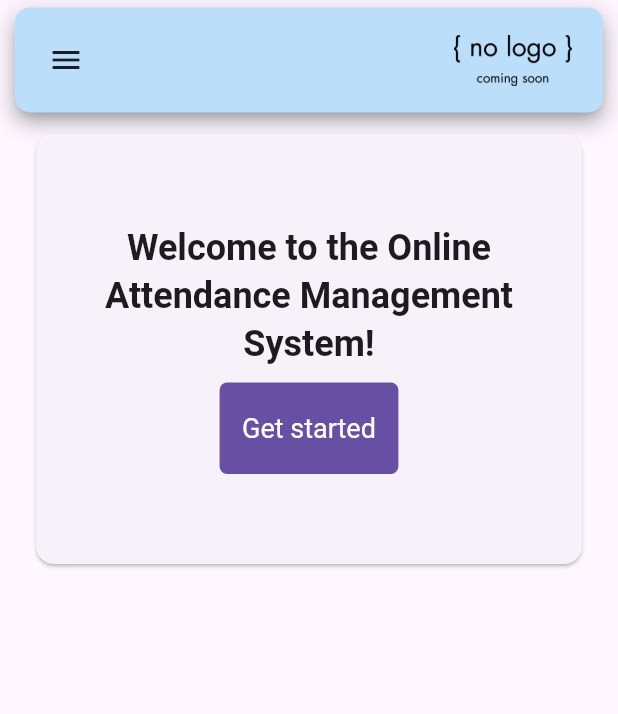
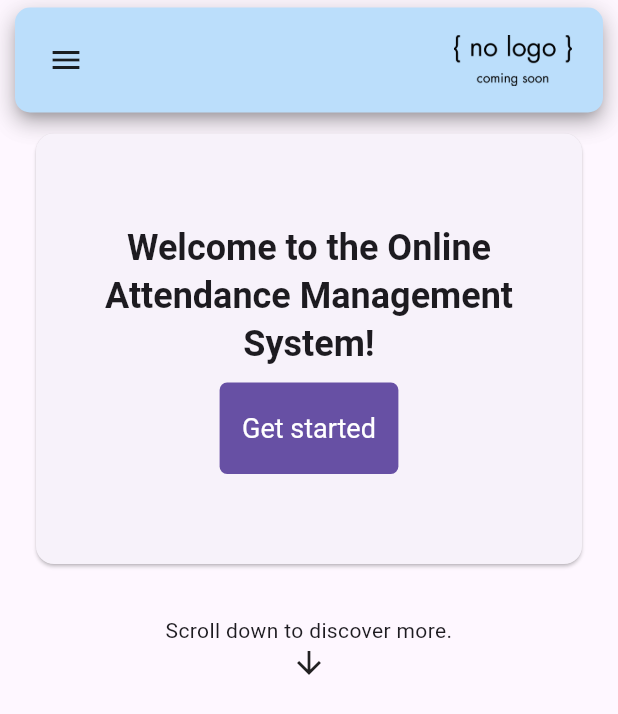
Before and after one commit to darylhjd/oams, a Flutter app: the screen it shows after launch, on a phone screen of 412 x 824 dp. Shown: the top 714 px of the screen. Run offline on Flutter 3.47's test engine with Material 2 defaults, Android fonts, the phone set to English and light mode, and no system bars; our stand-ins replace flutter_riverpod, go_router, responsive_framework.

Commit message:
feat: add feature divider

```diff
--- a/frontend/lib/screens/home_screen.dart
+++ b/frontend/lib/screens/home_screen.dart
@@ -70,6 +70,7 @@ class _HomeScreenGuest extends StatelessWidget {
       padding: const EdgeInsets.all(mobilePadding),
       children: const [
         _WelcomeBanner(true),
+        _FeaturesDivider(),
       ],
     );
   }
@@ -79,6 +80,7 @@ class _HomeScreenGuest extends StatelessWidget {
       padding: const EdgeInsets.symmetric(vertical: desktopPadding),
       children: const [
         _WelcomeBanner(false),
+        _FeaturesDivider(),
       ],
     );
   }
@@ -186,3 +188,27 @@ class _WelcomeBanner extends StatelessWidget {
     );
   }
 }
+
+// _FeaturesDivider is applicable only tot he guest home screen.
+// It shows the divider between the welcome banner and the bottom.
+class _FeaturesDivider extends StatelessWidget {
+  static const double padding = 30;
+
+  const _FeaturesDivider();
+
+  @override
+  Widget build(BuildContext context) {
+    return Container(
+      padding: const EdgeInsets.symmetric(vertical: padding),
+      child: const Column(
+        children: [
+          Text(
+            "Scroll down to discover more.",
+            textAlign: TextAlign.center,
+          ),
+          Icon(Icons.arrow_downward),
+        ],
+      ),
+    );
+  }
+}
```
